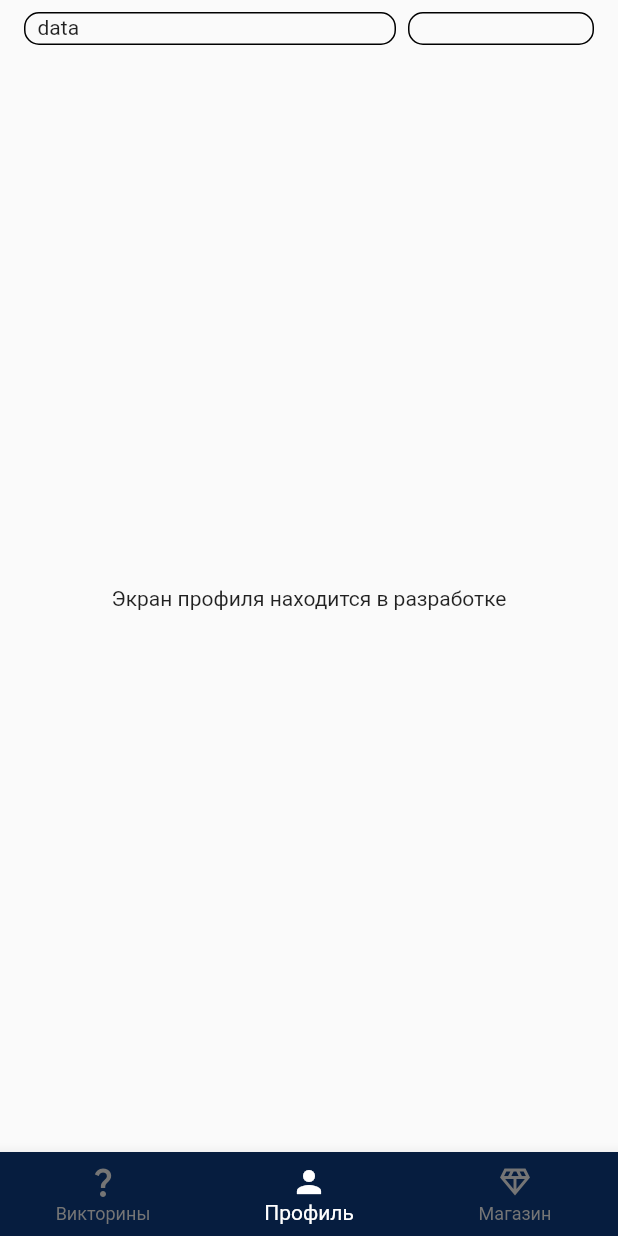
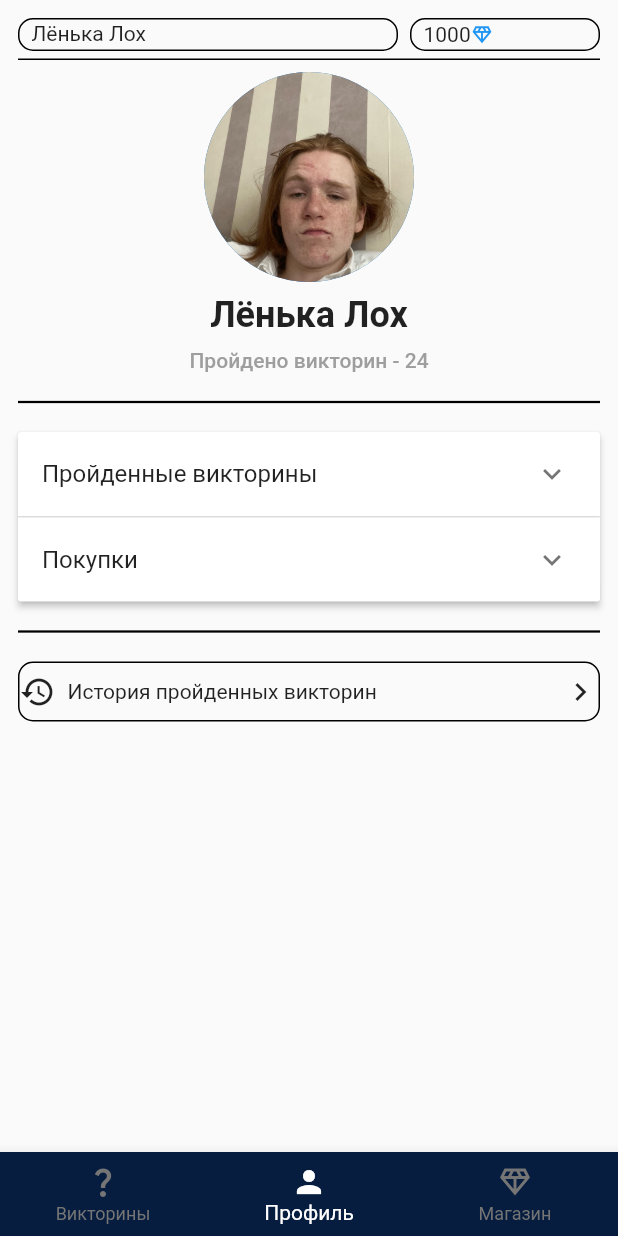
Before and after one commit to LeoRowjas/Blago-Quiz, a Flutter app: the screen it shows after launch, on a phone screen of 412 x 824 dp. Run offline on Flutter 3.47's test engine with Material 2 defaults, Android fonts, the phone set to English and light mode, and no system bars.

Commit message:
Big update
- Add profile screen
-Add spider
-Add expansion panel with table to profile
-Add avatar
-Extract widget with Top Info(name, brilliants)
- Add 2 font styles
- Some refactor things

```diff
--- a/blago_quiz/lib/main.dart
+++ b/blago_quiz/lib/main.dart
@@ -1,4 +1,3 @@
-import 'package:blago_quiz/theme/app_colors.dart';
 import 'package:blago_quiz/widgets/authScreen/auth_screen_widget.dart';
 import 'package:blago_quiz/widgets/mainScreen/main_screen_widget.dart';
 import 'package:flutter/material.dart';
@@ -23,7 +22,7 @@ class MyApp extends StatelessWidget {
       ),
       routes: <String, WidgetBuilder>{
         "/auth": (context) => const AuthScreenWidget(),
-        "/main": (context) => MainScreenWidget(),
+        "/main": (context) => const MainScreenWidget(),
       },
       initialRoute: "/main",
       onUnknownRoute: (settings) {
--- /dev/null
+++ b/blago_quiz/lib/resources/dev_images.dart
@@ -0,0 +1,8 @@
+part of 'resources.dart';
+
+class DevImages {
+  DevImages._();
+
+  static const String lenyaValyazhniy =
+      'assets/developmentImages/lenyaValyazhniy.jpg';
+}
--- /dev/null
+++ b/blago_quiz/lib/resources/resources.dart
@@ -0,0 +1 @@
+part 'dev_images.dart';
--- a/blago_quiz/lib/theme/text_styles.dart
+++ b/blago_quiz/lib/theme/text_styles.dart
@@ -5,4 +5,13 @@ abstract class AppTextStyles {
     fontSize: 18,
     fontWeight: FontWeight.w500,
   );
+  static const blackHeader = TextStyle(
+    fontSize: 24,
+    fontWeight: FontWeight.bold,
+  );
+  static const additionalGreyText = TextStyle(
+    fontSize: 14,
+    color: Colors.grey,
+    fontWeight: FontWeight.w500,
+  );
 }
--- a/blago_quiz/lib/widgets/authScreen/auth_screen_widget.dart
+++ b/blago_quiz/lib/widgets/authScreen/auth_screen_widget.dart
@@ -97,7 +97,7 @@ class RegisterButton extends StatelessWidget {
 }
 
 class _InfoFormsWidget extends StatefulWidget {
-  const _InfoFormsWidget({super.key});
+  const _InfoFormsWidget();
 
   @override
   State<_InfoFormsWidget> createState() => _InfoFormsWidgetState();
@@ -185,7 +185,7 @@ class _InfoFormsWidgetState extends State<_InfoFormsWidget> {
 }
 
 class _TopContent extends StatelessWidget {
-  const _TopContent({super.key});
+  const _TopContent();
 
   @override
   Widget build(BuildContext context) {
--- a/blago_quiz/lib/widgets/mainScreen/main_screen_widget.dart
+++ b/blago_quiz/lib/widgets/mainScreen/main_screen_widget.dart
@@ -1,4 +1,6 @@
 import 'package:blago_quiz/theme/app_colors.dart';
+import 'package:blago_quiz/widgets/profileScreen/profile_screen_widget.dart';
+import 'package:blago_quiz/widgets/mainScreen/top_info_widget.dart';
 import 'package:flutter/material.dart';
 
 class MainScreenWidget extends StatefulWidget {
@@ -19,64 +21,30 @@ class _MainScreenWidgetState extends State<MainScreenWidget> {
   @override
   Widget build(BuildContext context) {
     return Scaffold(
-      appBar: PreferredSize(
-        preferredSize: Size(double.infinity, 30),
-        child: Column(
-          mainAxisAlignment: MainAxisAlignment.end,
-          children: [
-            Padding(
-              padding: const EdgeInsets.symmetric(horizontal: 16),
-              child: Row(
-                mainAxisAlignment: MainAxisAlignment.spaceBetween,
-                children: [
-                  Expanded(
-                    flex: 2,
-                    child: Container(
-                      height: 22,
-                      decoration: BoxDecoration(
-                        borderRadius: BorderRadius.circular(10),
-                        border: Border.all(),
-                      ),
-                      child: const Padding(
-                        padding:
-                            EdgeInsets.symmetric(vertical: 1, horizontal: 8),
-                        child: Text("data"),
+      appBar: const PreferredSize(
+        preferredSize: Size(double.infinity, 40),
+        child: Padding(
+          padding: EdgeInsets.symmetric(horizontal: 12),
+          child: TopInfoWidget(),
         ),
       ),
-                  ),
-                  const SizedBox(
-                    width: 8,
-                  ),
-                  Expanded(
-                    flex: 1,
-                    child: Container(
-                      height: 22,
-                      decoration: BoxDecoration(
-                        borderRadius: BorderRadius.circular(10),
-                        border: Border.all(),
-                      ),
-                    ),
-                  ),
-                ],
-              ),
-            ),
-          ],
-        ),
-      ),
-      body: IndexedStack(
+      body: Padding(
+        padding: const EdgeInsets.only(left: 12, right: 12),
+        child: IndexedStack(
           index: _selectedTab,
           children: const [
             Center(child: Text("Экран викторины находится в разработке")),
 
             //TODO: Профиль - история прохождения викторин(название, баллы, дата)
-          //Профиль - Обменянные призы(название, статус, дата)
-          //
-          Center(child: Text("Экран профиля находится в разработке")),
+            //TODO: Профиль - Обменянные призы(название, статус, дата)
+            //TODO: Профиль - раздвигающиеся меню
+            ProfileScreenWidget(),
 
             Center(
               child: Text("Экран магазина находится в разработке"),
             )
           ],
+        ),
       ),
       bottomNavigationBar: BottomNavigationBar(
         backgroundColor: AppColors.accentBlue,
--- /dev/null
+++ b/blago_quiz/lib/widgets/mainScreen/top_info_widget.dart
@@ -0,0 +1,86 @@
+import 'package:flutter/material.dart';
+
+class TopInfoWidget extends StatelessWidget {
+  const TopInfoWidget({super.key});
+
+  @override
+  Widget build(BuildContext context) {
+    return Column(
+      mainAxisAlignment: MainAxisAlignment.end,
+      children: [
+        Row(
+          children: const [
+            NicknameWidget(),
+            SizedBox(width: 8),
+            DiamondsCountWidget(),
+          ],
+        ),
+        const SizedBox(
+          height: 5,
+        ),
+        Container(
+          color: Colors.black,
+          height: 1,
+          width: double.infinity,
+        ),
+      ],
+    );
+  }
+}
+
+class NicknameWidget extends StatelessWidget {
+  const NicknameWidget({
+    Key? key,
+  }) : super(key: key);
+
+  @override
+  Widget build(BuildContext context) {
+    return Expanded(
+      flex: 2,
+      child: Container(
+        height: 22,
+        decoration: BoxDecoration(
+          borderRadius: BorderRadius.circular(10),
+          border: Border.all(),
+        ),
+        child: const Padding(
+          padding: EdgeInsets.symmetric(vertical: 1, horizontal: 8),
+          child: Text("Лёнька Лох"),
+        ),
+      ),
+    );
+  }
+}
+
+class DiamondsCountWidget extends StatelessWidget {
+  const DiamondsCountWidget({
+    Key? key,
+  }) : super(key: key);
+
+  @override
+  Widget build(BuildContext context) {
+    return Expanded(
+      flex: 1,
+      child: Container(
+        height: 22,
+        decoration: BoxDecoration(
+          borderRadius: BorderRadius.circular(10),
+          border: Border.all(),
+        ),
+        child: Padding(
+          padding: const EdgeInsets.symmetric(vertical: 1, horizontal: 8),
+          child: Row(
+            children: const [
+              Text("1000"),
+              Icon(
+                Icons.diamond_outlined,
+                color: Colors.blue,
+                size: 15,
+              )
+            ],
+          ),
+        ),
+      ),
+    );
+  }
+}
--- /dev/null
+++ b/blago_quiz/lib/widgets/profileScreen/passed_quizzes_history_widget.dart
@@ -0,0 +1,49 @@
+import 'package:flutter/material.dart';
+
+class PassedQuizzesHistoryWidget extends StatefulWidget {
+  const PassedQuizzesHistoryWidget({super.key});
+
+  @override
+  State<PassedQuizzesHistoryWidget> createState() =>
+      PassedQuizzesHistoryWidgetState();
+}
+
+class PassedQuizzesHistoryWidgetState
+    extends State<PassedQuizzesHistoryWidget> {
+  @override
+  Widget build(BuildContext context) {
+    return Table(
+      border: TableBorder.symmetric(outside: const BorderSide()),
+      columnWidths: const <int, TableColumnWidth>{
+        0: FlexColumnWidth(9),
+        1: FlexColumnWidth(5),
+        2: FlexColumnWidth(5),
+      },
+      defaultVerticalAlignment: TableCellVerticalAlignment.middle,
+      children: const [
+        TableRow(
+          decoration: ShapeDecoration(
+              shape: Border.symmetric(
+                  vertical: BorderSide(color: Colors.blue),
+                  horizontal: BorderSide(color: Colors.blue))),
+          children: [
+            Text("Тема"),
+            Text("Баллы"),
+            Text("Дата"),
+          ],
+        ),
+        TableRow(
+          decoration: ShapeDecoration(
+              shape: Border.symmetric(
+                  vertical: BorderSide(color: Colors.blue),
+                  horizontal: BorderSide(color: Colors.blue))),
+          children: [
+            Text("Кино и мультики"),
+            Text("300"),
+            Text("09.08.2005"),
+          ],
+        )
+      ],
+    );
+  }
+}
--- /dev/null
+++ b/blago_quiz/lib/widgets/profileScreen/profile_screen_widget.dart
@@ -0,0 +1,171 @@
+import 'package:blago_quiz/resources/resources.dart';
+import 'package:blago_quiz/theme/text_styles.dart';
+import 'package:blago_quiz/widgets/profileScreen/passed_quizzes_history_widget.dart';
+import 'package:flutter/material.dart';
+
+class ProfileScreenWidget extends StatefulWidget {
+  const ProfileScreenWidget({super.key});
+
+  @override
+  State<ProfileScreenWidget> createState() => ProfileScreenWidgetState();
+}
+
+class ProfileScreenWidgetState extends State<ProfileScreenWidget> {
+  @override
+  Widget build(BuildContext context) {
+    return ListView(
+      physics: const BouncingScrollPhysics(),
+      children: [
+        Column(
+          crossAxisAlignment: CrossAxisAlignment.center,
+          children: const [
+            _TopInfoProfileWidget(),
+            Divider(
+              height: 40,
+              thickness: 1.5,
+              color: Colors.black,
+            ),
+            ExpansionTest(),
+            Divider(
+              height: 40,
+              thickness: 1.5,
+              color: Colors.black,
+            ),
+            ButtonsTest(),
+          ],
+        )
+      ],
+    );
+  }
+}
+
+class ButtonsTest extends StatelessWidget {
+  const ButtonsTest({super.key});
+
+  @override
+  Widget build(BuildContext context) {
+    return InkWell(
+      borderRadius: BorderRadius.circular(10),
+      onTap: () {},
+      child: Container(
+        height: 40,
+        width: double.infinity,
+        decoration: BoxDecoration(
+          borderRadius: BorderRadius.circular(10),
+          border: Border.all(color: Colors.black),
+        ),
+        child: Row(
+          children: const [
+            Icon(Icons.history),
+            SizedBox(width: 8),
+            Expanded(child: Text("История пройденных викторин")),
+            Icon(Icons.chevron_right)
+          ],
+        ),
+      ),
+    );
+  }
+}
+
+class _TopInfoProfileWidget extends StatelessWidget {
+  const _TopInfoProfileWidget();
+
+  @override
+  Widget build(BuildContext context) {
+    return Column(
+      children: const [
+        Padding(
+          padding: EdgeInsets.only(top: 8),
+          child: CircleAvatar(
+            backgroundImage: AssetImage(DevImages.lenyaValyazhniy),
+            radius: 70,
+          ),
+        ),
+        Padding(
+          padding: EdgeInsets.all(8.0),
+          child: Text(
+            "Лёнька Лох",
+            style: AppTextStyles.blackHeader,
+          ),
+        ),
+        Text(
+          "Пройдено викторин - 24",
+          style: AppTextStyles.additionalGreyText,
+        )
+      ],
+    );
+  }
+}
+
+class Item {
+  Widget expandedValue;
+  String headerValue;
+  bool isExpanded;
+
+  Item({
+    required this.expandedValue,
+    required this.headerValue,
+    this.isExpanded = false,
+  });
+}
+
+List<Item> generaeItems(int numOfItems) {
+  return List<Item>.generate(numOfItems, (index) {
+    return Item(
+      expandedValue: Text("This is item number ${index + 1}"),
+      headerValue: "Header ${index + 1}",
+    );
+  });
+}
+
+class ExpansionTest extends StatefulWidget {
+  const ExpansionTest({super.key});
+
+  @override
+  State<ExpansionTest> createState() => _ExpansionTestState();
+}
+
+class _ExpansionTestState extends State<ExpansionTest> {
+  final List<Item> _data = [
+    Item(
+      expandedValue: const PassedQuizzesHistoryWidget(),
+      headerValue: "Пройденные викторины",
+    ),
+    Item(
+      expandedValue: const Text("ТУТ БУДЕТ ИСТОРИЯ ПОКУПОК"),
+      headerValue: "Покупки",
+    ),
+  ];
+
+  @override
+  Widget build(BuildContext context) {
+    return Container(
+      child: _buildExpansionList(),
+    );
+  }
+
+  Widget _buildExpansionList() {
+    return ExpansionPanelList(
+      expansionCallback: (panelIndex, isExpanded) {
+        setState(() {
+          _data[panelIndex].isExpanded = !isExpanded;
+        });
+      },
+      children: _data.map<ExpansionPanel>(
+        ((Item item) {
+          return ExpansionPanel(
+            headerBuilder: ((context, isExpanded) {
+              return ListTile(
+                title: Text(item.headerValue),
+              );
+            }),
+            body: ListTile(
+              title: item.expandedValue,
+            ),
+            isExpanded: item.isExpanded,
+          );
+        }),
+      ).toList(),
+    );
+  }
+}
```
Also changed, not shown: blago_quiz/pubspec.yaml (+4 -4 lines), blago_quiz/spider.yaml (added, +22 -0 lines), blago_quiz/assets/developmentImages/lenyaValyazhniy.jpg (added), blago_quiz/pubspec.lock. Lines whose indentation alone changed are shown as unchanged.
